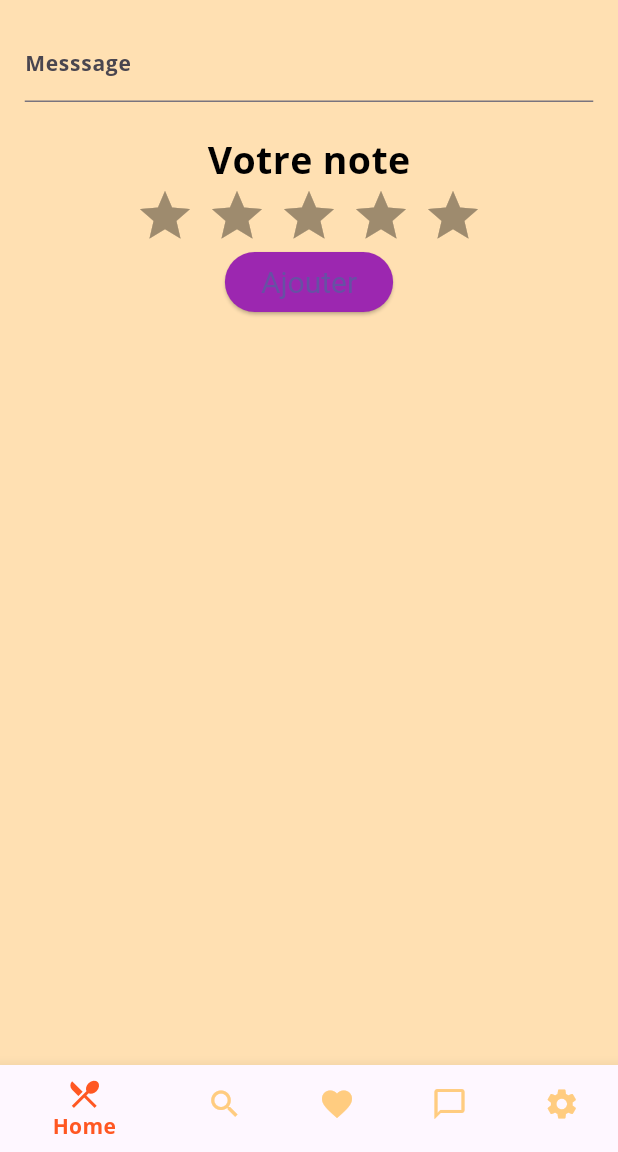
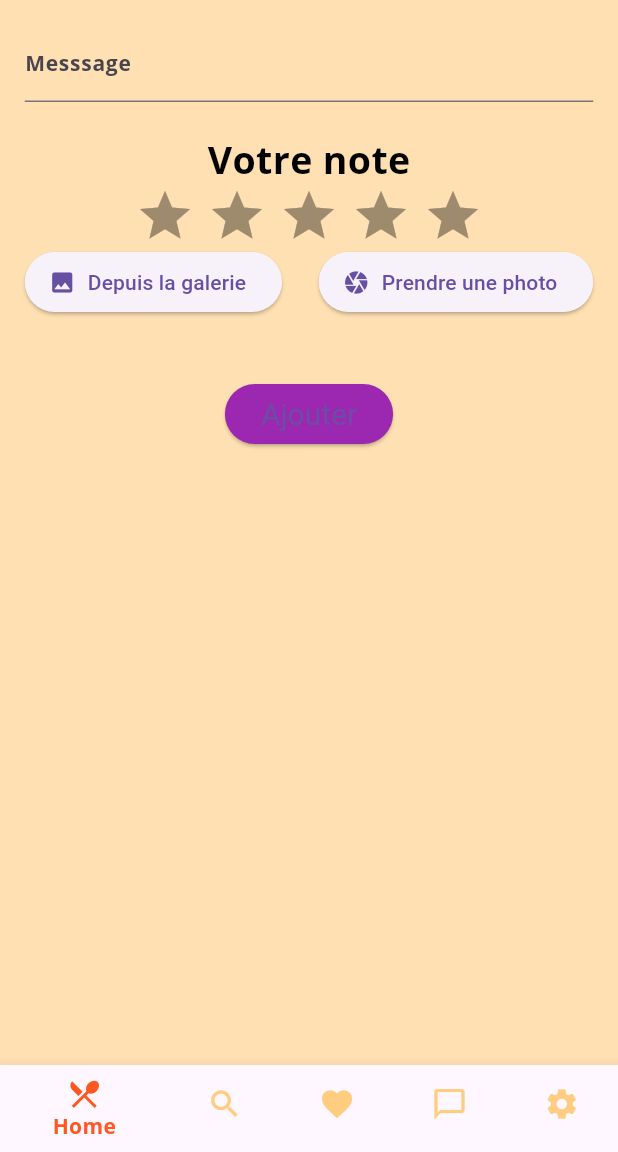
Before and after one commit to Kyxtaka/SAEmobile, a Flutter app: the AddCritiquePage screen opened directly with empty values, on a phone screen of 412 x 824 dp, the part 84-1236 px from its top. Run offline on Flutter 3.47's test engine with Material 3 defaults, Android fonts, the phone set to English and light mode, and no system bars; drawn by our look-alikes of flutter_form_builder, flutter_rating_bar; our stand-ins replace dropdown_button2, flutter_dotenv, flutter_secure_storage, form_builder_validators, go_router, google_fonts and 6 more; accounts and stored records are empty.

Commit message:
Ajout de la section photo (taille 12pouce) pour la tablet

```diff
--- a/lib/UI/review/addCritique.dart
+++ b/lib/UI/review/addCritique.dart
@@ -100,6 +100,27 @@ class _AddCritiquePageState extends State<AddCritiquePage> {
                             _noteController = rating;
                           },
                         ),
+                        Row(
+                          mainAxisAlignment: MainAxisAlignment.spaceBetween,
+                          children: [
+                            ElevatedButton.icon(
+                              icon: Icon(Icons.image),
+                              label: Text("Depuis la galerie"),
+                              onPressed: () => _pickImage(ImageSource.gallery),
+                            ),
+                            ElevatedButton.icon(
+                              icon: Icon(Icons.camera),
+                              label: Text("Prendre une photo"),
+                              onPressed: () => _pickImage(ImageSource.camera),
+                            ),
+                          ],
+                        ),
+                        const SizedBox(height: 20),
+                        if (_selectedImage != null)
+                          Image.file(_selectedImage!, height: 500, width: double.infinity, fit: BoxFit.cover),
+                        const SizedBox(height: 20),
+
+
                         ElevatedButton(
                             style: ElevatedButton.styleFrom(
                                 textStyle: TextStyle(fontSize: 20),
@@ -107,13 +128,18 @@ class _AddCritiquePageState extends State<AddCritiquePage> {
                             ),
                             onPressed: () {
                               if (_formKey.currentState!.validate()){
+                                if (_selectedImage != null) {
+                                  print("Image sélectionnée : ${_selectedImage!.path}");
 
+                                }else {
+                                  print("Image sélectionnée : nan");
                                   CritiqueAPI.insertCritique(
                                     widget.restID.toString(),
                                     user_identifier,
                                     _formKey.currentState?.fields['Message']?.value,
                                     (_noteController + 0.5).toInt() ?? 3,
                                   );
+                                }
                                 Navigator.pop(context);
                               }
                             },
```
Also changed, not shown: 6 other files. Lines whose indentation alone changed are shown as unchanged.
